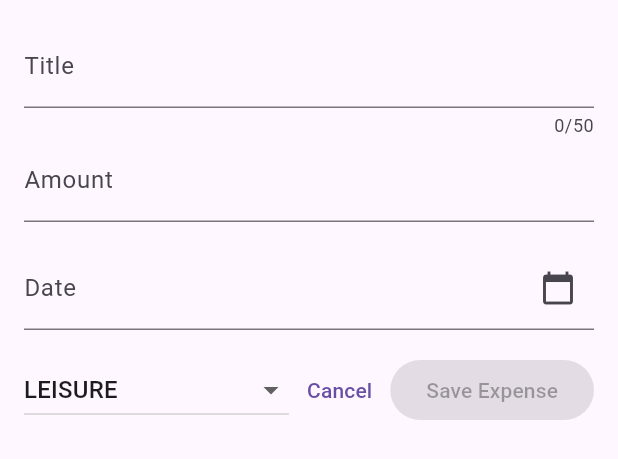
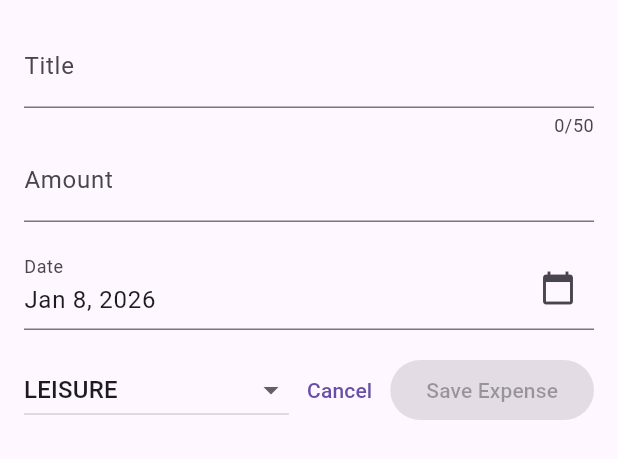
Before and after one commit to Joshlanuevo/flutter-playground, a Flutter app: the NewExpense widget shown alone on an empty page, opened directly, on a phone screen of 412 x 824 dp. Shown: the top 459 px of the screen. Run offline on Flutter 3.47's test engine with Material 3 defaults, Android fonts, the phone set to English and light mode, and no system bars; our stand-ins replace google_fonts.

Commit message:
add date input field with automatic formatting and listener for date selection

```diff
--- a/expense_tracker/lib/widgets/new_expense.dart
+++ b/expense_tracker/lib/widgets/new_expense.dart
@@ -15,6 +15,7 @@ class NewExpense extends StatefulWidget {
 class _NewExpenseState extends State<NewExpense> {
   final _titleController = TextEditingController();
   final _amountController = TextEditingController();
+  final _dateController = TextEditingController();
   DateTime _selectedDate = DateTime.now();
   Category _selectedCategory = Category.leisure;
 
@@ -29,6 +30,7 @@ class _NewExpenseState extends State<NewExpense> {
 
     _titleController.addListener(_onInputChanged);
     _amountController.addListener(_onInputChanged);
+    _dateController.text = DateFormat.yMMMd().format(_selectedDate);
   }
 
   void _onInputChanged() {
@@ -39,6 +41,7 @@ class _NewExpenseState extends State<NewExpense> {
   void dispose() {
     _titleController.dispose();
     _amountController.dispose();
+    _dateController.dispose();
     super.dispose();
   }
 
@@ -54,6 +57,7 @@ class _NewExpenseState extends State<NewExpense> {
     if (pickedDate != null) {
       setState(() {
         _selectedDate = pickedDate;
+        _dateController.text = DateFormat.yMMMd().format(pickedDate);
       });
     }
   }
@@ -99,11 +103,11 @@ class _NewExpenseState extends State<NewExpense> {
           ),
           const SizedBox(height: 16),
           TextField(
+            controller: _dateController,
             readOnly: true,
-            decoration: InputDecoration(
+            decoration: const InputDecoration(
               labelText: 'Date',
-              hintText: DateFormat.yMMMd().format(_selectedDate),
-              suffixIcon: const Icon(Icons.calendar_today),
+              suffixIcon: Icon(Icons.calendar_today),
             ),
             onTap: _pickDate,
           ),
```
